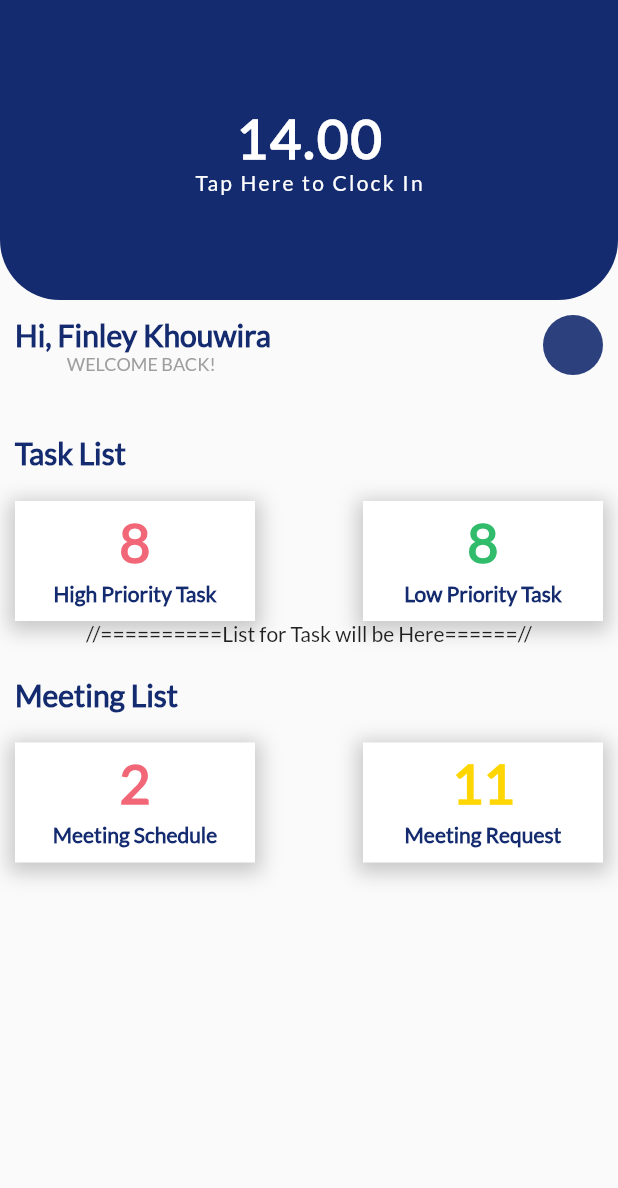
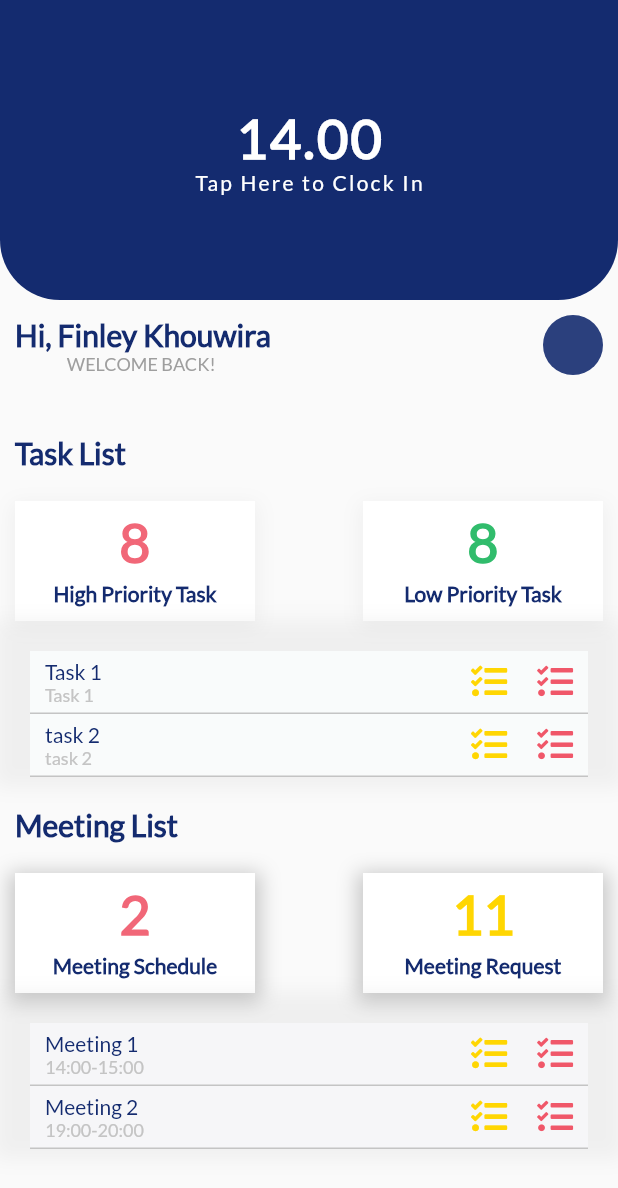
Before and after one commit to DanielAgustian/zukses_flutter, a Flutter app: the HomeScreen screen opened directly, on a phone screen of 412 x 824 dp. Shown: the top 1188 px of the screen. Run offline on Flutter 3.47's test engine with Material 2 defaults, Android fonts, the phone set to English and light mode, and no system bars; our stand-ins replace font_awesome_flutter, google_fonts.

Commit message:
list done

```diff
--- /dev/null
+++ b/lib/component/listviewbox.dart
@@ -0,0 +1,64 @@
+import 'package:flutter/material.dart';
+import 'package:font_awesome_flutter/font_awesome_flutter.dart';
+import 'package:intl/intl.dart';
+import 'package:zukses_app_1/constant/constant.dart';
+
+// ignore: must_be_immutable
+class ListViewBox extends StatelessWidget {
+  ListViewBox({
+    Key key,
+    this.tasktitle,
+    this.taskdetail,
+  }) : super(key: key);
+
+  final String tasktitle, taskdetail;
+
+  DateFormat dateFormat = DateFormat.yMMMMd();
+
+  @override
+  Widget build(BuildContext context) {
+    return Padding(
+        padding: EdgeInsets.fromLTRB(10, 0, 10, 0),
+        child: Container(
+            padding: EdgeInsets.fromLTRB(10, 5, 10, 5),
+            decoration: BoxDecoration(
+              color: colorBackground,
+              border: Border(
+                bottom: BorderSide(width: 1.0, color: colorNeutral2),
+              ),
+            ),
+            child: Row(
+              mainAxisAlignment: MainAxisAlignment.spaceBetween,
+              children: [
+                Column(
+                  mainAxisAlignment: MainAxisAlignment.start,
+                  crossAxisAlignment: CrossAxisAlignment.start,
+                  children: [
+                    Align(
+                      alignment: Alignment.centerLeft,
+                      child: Text(
+                        tasktitle,
+                        style: TextStyle(fontSize: 14, color: colorPrimary),
+                      ),
+                    ),
+                    Text(
+                      taskdetail,
+                      style: TextStyle(fontSize: 12, color: colorNeutral2),
+                    )
+                  ],
+                ),
+                Row(
+                  mainAxisAlignment: MainAxisAlignment.end,
+                  children: [
+                    FaIcon(FontAwesomeIcons.tasks, color: colorSecondaryYellow),
+                    SizedBox(width: 20),
+                    FaIcon(
+                      FontAwesomeIcons.tasks,
+                      color: colorSecondaryRed,
+                    )
+                  ],
+                )
+              ],
+            )));
+  }
+}
--- /dev/null
+++ b/lib/component/listviewboxmeeting.dart
@@ -0,0 +1,66 @@
+import 'package:flutter/material.dart';
+import 'package:font_awesome_flutter/font_awesome_flutter.dart';
+import 'package:intl/intl.dart';
+import 'package:zukses_app_1/constant/constant.dart';
+
+// ignore: must_be_immutable
+class ListViewBoxMeeting extends StatelessWidget {
+  ListViewBoxMeeting({
+    Key key,
+    this.meetingtitle,
+    this.meetingdetail,
+    this.status1,
+    this.status2,
+  }) : super(key: key);
+
+  final String meetingtitle, meetingdetail, status1, status2;
+
+  DateFormat dateFormat = DateFormat.yMMMMd();
+
+  @override
+  Widget build(BuildContext context) {
+    return Padding(
+        padding: EdgeInsets.fromLTRB(10, 0, 10, 0),
+        child: Container(
+            padding: EdgeInsets.fromLTRB(10, 5, 10, 5),
+            decoration: BoxDecoration(
+              color: colorNeutral130,
+              border: Border(
+                bottom: BorderSide(width: 1.0, color: colorNeutral2),
+              ),
+            ),
+            child: Row(
+              mainAxisAlignment: MainAxisAlignment.spaceBetween,
+              children: [
+                Column(
+                  mainAxisAlignment: MainAxisAlignment.start,
+                  crossAxisAlignment: CrossAxisAlignment.start,
+                  children: [
+                    Align(
+                      alignment: Alignment.centerLeft,
+                      child: Text(
+                        meetingtitle,
+                        style: TextStyle(fontSize: 14, color: colorPrimary),
+                      ),
+                    ),
+                    Text(
+                      meetingdetail,
+                      style: TextStyle(fontSize: 12, color: colorNeutral2),
+                    )
+                  ],
+                ),
+                Row(
+                  mainAxisAlignment: MainAxisAlignment.end,
+                  children: [
+                    FaIcon(FontAwesomeIcons.tasks, color: colorSecondaryYellow),
+                    SizedBox(width: 20),
+                    FaIcon(
+                      FontAwesomeIcons.tasks,
+                      color: colorSecondaryRed,
+                    )
+                  ],
+                )
+              ],
+            )));
+  }
+}
--- a/lib/tab/screen_home.dart
+++ b/lib/tab/screen_home.dart
@@ -1,4 +1,6 @@
 import 'package:flutter/material.dart';
+import 'package:zukses_app_1/component/listViewBox.dart';
+import 'package:zukses_app_1/component/listviewboxmeeting.dart';
 import 'package:zukses_app_1/constant/constant.dart';
 import 'package:zukses_app_1/util/util.dart';
 import 'package:google_fonts/google_fonts.dart';
@@ -13,6 +15,10 @@ class HomeScreen extends StatefulWidget {
 /// This is the stateless widget that the main application instantiates.
 class _HomeScreenState extends State<HomeScreen> {
   String stringTap = "Clock In";
+  var taskName = ["Task 1", "task 2"];
+  var taskDetail = ["Task 1", "task 2"];
+  var meetName = ["Meeting 1", "Meeting 2"];
+  var meetTime = ["14:00-15:00", "19:00-20:00"];
   @override
   Widget build(BuildContext context) {
     return Scaffold(
@@ -126,8 +132,8 @@ class _HomeScreenState extends State<HomeScreen> {
                   height: 80,
                   decoration: BoxDecoration(color: Colors.white, boxShadow: [
                     BoxShadow(
-                      color: Colors.black45.withOpacity(0.2),
-                      spreadRadius: 4,
+                      color: colorNeutral2.withOpacity(0.2),
+                      spreadRadius: 2,
                       blurRadius: 10,
                       offset: Offset(0, 3),
                     )
@@ -163,8 +169,8 @@ class _HomeScreenState extends State<HomeScreen> {
                   height: 80,
                   decoration: BoxDecoration(color: Colors.white, boxShadow: [
                     BoxShadow(
-                      color: Colors.black45.withOpacity(0.2),
-                      spreadRadius: 4,
+                      color: colorNeutral2.withOpacity(0.2),
+                      spreadRadius: 2,
                       blurRadius: 10,
                       offset: Offset(0, 3),
                     )
@@ -196,7 +202,28 @@ class _HomeScreenState extends State<HomeScreen> {
                 )
               ],
             )),
-        Text("//==========List for Task will be Here======//"),
+        Container(
+          padding: EdgeInsets.fromLTRB(10, 20, 10, 0),
+          decoration: BoxDecoration(boxShadow: [
+            BoxShadow(
+              color: colorNeutral2.withOpacity(0.2),
+              spreadRadius: 4,
+              blurRadius: 10,
+              offset: Offset(0, 3),
+            )
+          ]),
+          child: ListView.builder(
+            itemCount: taskName.length,
+            scrollDirection: Axis.vertical,
+            shrinkWrap: true,
+            itemBuilder: (context, index) {
+              return ListViewBox(
+                tasktitle: taskName[index],
+                taskdetail: taskDetail[index],
+              );
+            },
+          ),
+        ),
         Padding(
           padding: EdgeInsets.fromLTRB(10, 20, 0, 0),
           child: Align(
@@ -294,6 +321,31 @@ class _HomeScreenState extends State<HomeScreen> {
                 )
               ],
             )),
+        Container(
+          padding: EdgeInsets.fromLTRB(10, 20, 10, 0),
+          decoration: BoxDecoration(boxShadow: [
+            BoxShadow(
+              color: colorNeutral2.withOpacity(0.2),
+              spreadRadius: 4,
+              blurRadius: 10,
+              offset: Offset(0, 3),
+            )
+          ]),
+          child: ListView.builder(
+            itemCount: taskName.length,
+            scrollDirection: Axis.vertical,
+            shrinkWrap: true,
+            itemBuilder: (context, index) {
+              return ListViewBoxMeeting(
+                meetingtitle: meetName[index],
+                meetingdetail: meetTime[index],
+              );
+            },
+          ),
+        ),
+        SizedBox(
+          height: 20,
+        )
       ],
     )));
   }
```
